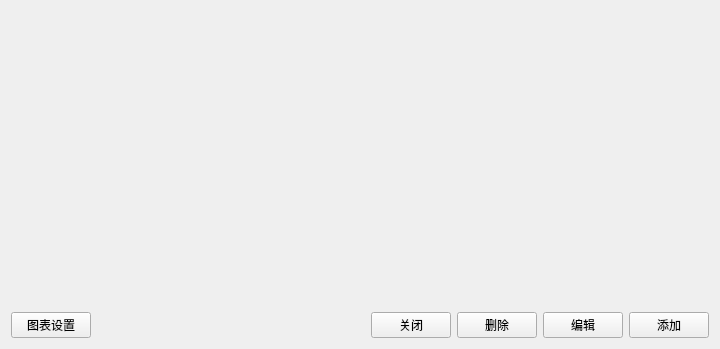
Above: src/pages/page/charts/xyserial/SAKChartsXYSerialWidget.ui from x-tools-author/x-tools before the change. Below: the same form after it.
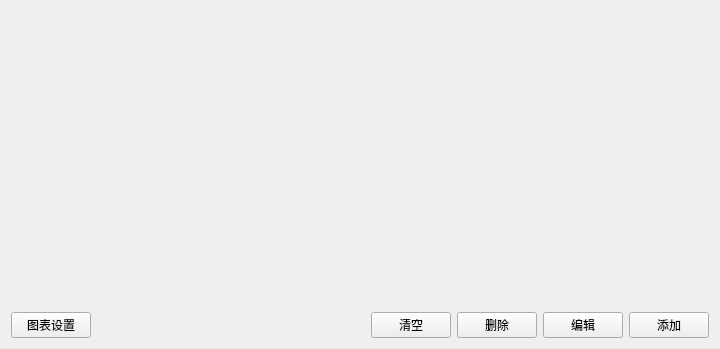
That is the form after the change.

What changed in the file:
```diff
--- a/src/pages/page/charts/xyserial/SAKChartsXYSerialWidget.ui
+++ b/src/pages/page/charts/xyserial/SAKChartsXYSerialWidget.ui
@@ -17,7 +17,7 @@
    <item row="1" column="2">
     <widget class="QPushButton" name="closePushButton">
      <property name="text">
-      <string>关闭</string>
+      <string>清空</string>
      </property>
     </widget>
    </item>
```
Left out of the diff: 21 changed lines with no effect on the pictures.
